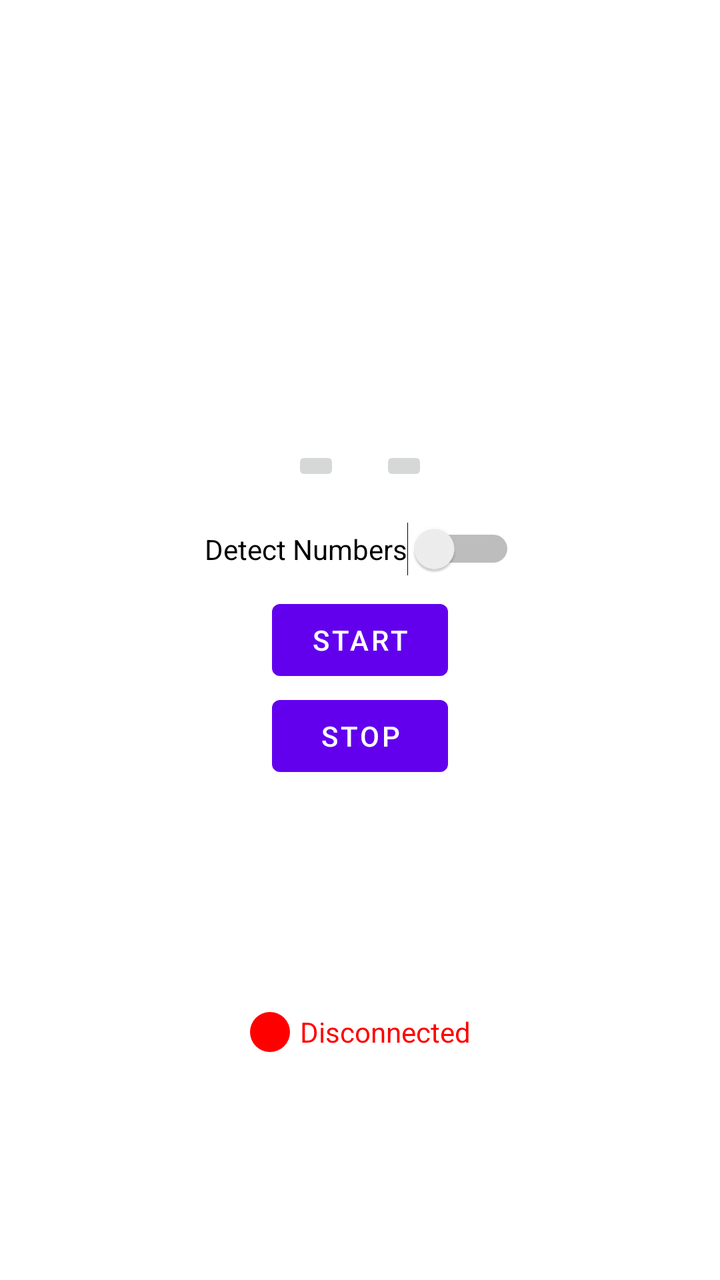
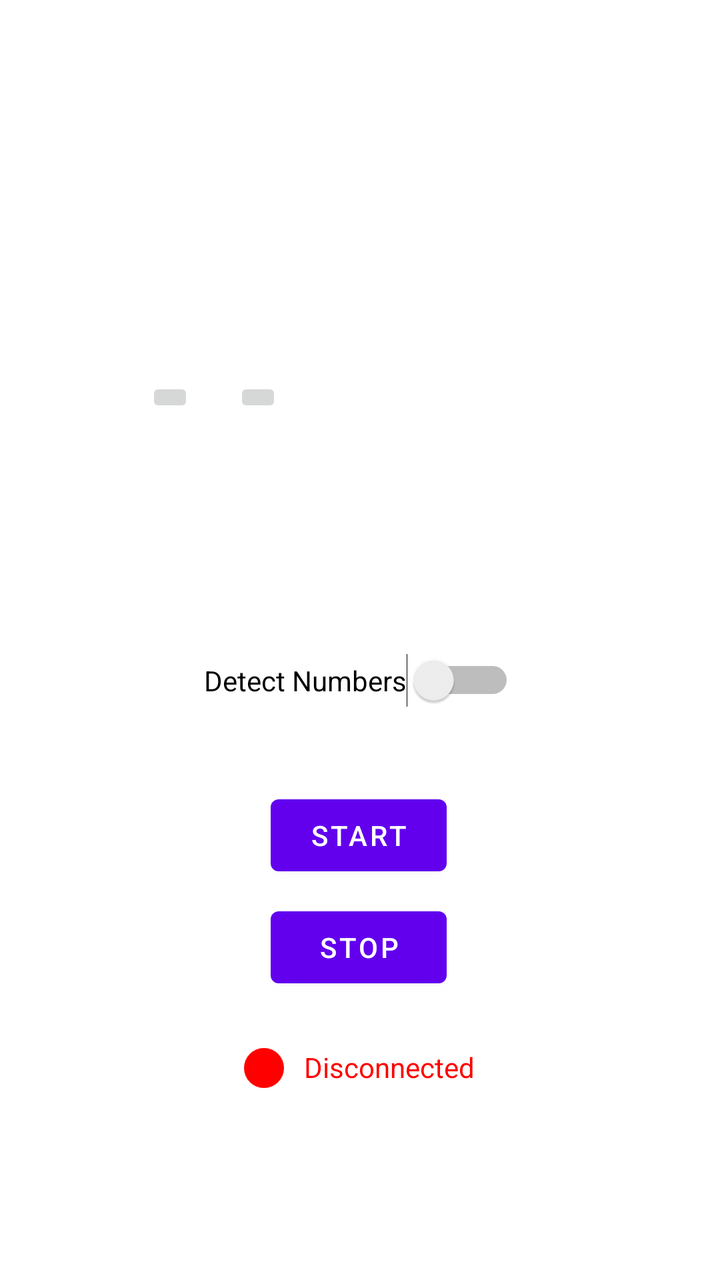

The first picture is an Android layout as it rendered before a commit; the second is the same layout after the commit. The layout source and the unified diff follow.
<!-- AndroidManifest.xml: application theme Theme.ScreenRecorder -->
<!-- res/layout/activity_main.xml -->
<?xml version="1.0" encoding="utf-8"?>
<androidx.constraintlayout.widget.ConstraintLayout xmlns:android="http://schemas.android.com/apk/res/android"
    xmlns:app="http://schemas.android.com/apk/res-auto"
    xmlns:tools="http://schemas.android.com/tools"
    android:layout_width="match_parent"
    android:layout_height="match_parent"
    tools:context=".MainActivity">

    <LinearLayout
        android:id="@+id/linearLayout2"
        android:layout_width="match_parent"
        android:layout_height="wrap_content"
        android:layout_marginTop="50dp"
        android:background="#00000000"
        android:gravity="center"
        android:orientation="horizontal"
        app:layout_constraintEnd_toEndOf="parent"
        app:layout_constraintStart_toStartOf="parent"
        app:layout_constraintTop_toTopOf="parent">

        <ImageView
            android:layout_width="wrap_content"
            android:layout_height="120dp"
            android:scaleX="2.5"
            android:scaleY="2.5"
            android:src="@mipmap/app_logo" />
    </LinearLayout>

    <Button
        android:id="@+id/startButton"
        android:layout_width="wrap_content"
        android:layout_height="wrap_content"
        android:text="START"
        app:layout_constraintBottom_toBottomOf="parent"
        app:layout_constraintEnd_toEndOf="parent"
        app:layout_constraintStart_toStartOf="parent"
        app:layout_constraintTop_toTopOf="parent" />

    <Button
        android:id="@+id/stopButton"
        android:layout_width="wrap_content"
        android:layout_height="wrap_content"
        android:text="STOP"
        app:layout_constraintEnd_toEndOf="parent"
        app:layout_constraintStart_toStartOf="parent"
        app:layout_constraintTop_toBottomOf="@+id/startButton" />

    <LinearLayout
        android:layout_width="wrap_content"
        android:layout_height="wrap_content"
        android:orientation="horizontal"
        app:flow_horizontalGap="5dp"
        app:flow_verticalGap="2dp"
        app:layout_constraintBottom_toBottomOf="parent"
        app:layout_constraintEnd_toEndOf="parent"
        app:layout_constraintStart_toStartOf="parent"
        app:layout_constraintTop_toBottomOf="@+id/stopButton">

        <View
            android:id="@+id/connectionstatusicon"
            android:layout_width="20dp"
            android:layout_height="20dp"
            android:layout_marginEnd="5dp"
            android:background="@drawable/connectionstatusdrawable"
            android:layout_weight="0" />

        <TextView
            android:id="@+id/connectionstatus"
            android:layout_width="wrap_content"
            android:layout_height="wrap_content"
            android:layout_gravity="center_vertical"
            android:layout_weight="0"
            android:gravity="center_vertical"
            android:text="Disconnected"
            android:textColor="#FF0000" />
    </LinearLayout>

    <LinearLayout
        android:id="@+id/linearLayout"
        android:layout_width="wrap_content"
        android:layout_height="wrap_content"
        android:orientation="vertical"
        app:layout_constraintBottom_toTopOf="@+id/startButton"
        app:layout_constraintEnd_toEndOf="parent"
        app:layout_constraintStart_toStartOf="parent"
        app:layout_constraintTop_toBottomOf="@+id/linearLayout2">

        <LinearLayout
            android:layout_width="match_parent"
            android:layout_height="wrap_content"
            android:orientation="horizontal">

                <ImageButton
                    android:id="@+id/huionnotebtn"
                    android:layout_width="wrap_content"
                    android:layout_height="wrap_content"
                    android:src="@mipmap/huion_note"
                    android:layout_margin="10dp"/>







                <ImageButton
                    android:id="@+id/iarvelbtn"
                    android:layout_width="wrap_content"
                    android:layout_height="wrap_content"
                    android:src="@mipmap/iarvel_magic"
                    android:layout_margin="10dp"/>
        </LinearLayout>

    </LinearLayout>

    <Switch
        android:id="@+id/detectNumbers"
        android:layout_width="wrap_content"
        android:layout_height="wrap_content"
        android:text="Detect Numbers"
        app:layout_constraintBottom_toTopOf="@+id/startButton"
        app:layout_constraintEnd_toEndOf="parent"
        app:layout_constraintStart_toStartOf="parent"
        app:layout_constraintTop_toBottomOf="@+id/linearLayout" />

</androidx.constraintlayout.widget.ConstraintLayout>
<!-- resources referenced by this layout -->
<resources>
  <!-- drawable connectionstatusdrawable (drawable) -->
  <?xml version="1.0" encoding="utf-8"?>
  <shape xmlns:android="http://schemas.android.com/apk/res/android">
      <solid android:color="#FF0000" />
      <corners android:radius="300dp" />
  </shape>
  <!-- mipmap app_logo (mipmap-anydpi-v26) -->
  <?xml version="1.0" encoding="utf-8"?>
  <adaptive-icon xmlns:android="http://schemas.android.com/apk/res/android">
      <background android:drawable="@drawable/app_logo_background"/>
      <foreground android:drawable="@mipmap/app_logo_foreground"/>
  </adaptive-icon>
  <!-- mipmap huion_note (mipmap-anydpi-v26) -->
  <?xml version="1.0" encoding="utf-8"?>
  <adaptive-icon xmlns:android="http://schemas.android.com/apk/res/android">
      <background android:drawable="@drawable/huion_note_background"/>
      <foreground android:drawable="@mipmap/huion_note_foreground"/>
  </adaptive-icon>
  <!-- mipmap iarvel_magic (mipmap-anydpi-v26) -->
  <?xml version="1.0" encoding="utf-8"?>
  <adaptive-icon xmlns:android="http://schemas.android.com/apk/res/android">
      <background android:drawable="@drawable/iarvel_magic_background"/>
      <foreground android:drawable="@mipmap/iarvel_magic_foreground"/>
  </adaptive-icon>
  <style name="Theme.ScreenRecorder" parent="Theme.MaterialComponents.DayNight.NoActionBar">
          
          <item name="colorPrimary">@color/purple_500</item>
          <item name="colorPrimaryVariant">@color/purple_700</item>
          <item name="colorOnPrimary">@color/white</item>
          
          <item name="colorSecondary">@color/teal_200</item>
          <item name="colorSecondaryVariant">@color/teal_700</item>
          <item name="colorOnSecondary">@color/black</item>
          
          <item name="android:statusBarColor">?attr/colorPrimaryVariant</item>
          
      </style>
  <!-- drawable app_logo_background: vector/xml drawable (drawable, 4866 chars, omitted) -->
  <!-- drawable huion_note_background: vector/xml drawable (drawable, 4866 chars, omitted) -->
  <!-- drawable iarvel_magic_background: vector/xml drawable (drawable, 4866 chars, omitted) -->
  <color name="purple_500">#FF6200EE</color>
  <color name="purple_700">#FF3700B3</color>
  <color name="white">#FFFFFFFF</color>
  <color name="teal_200">#FF03DAC5</color>
  <color name="teal_700">#FF018786</color>
  <color name="black">#FF000000</color>
</resources>

<!-- the commit's change to res/layout/activity_main.xml (unified diff, before → after) -->
@@ -31,84 +31,92 @@
         android:layout_width="wrap_content"
         android:layout_height="wrap_content"
         android:text="START"
-        app:layout_constraintBottom_toBottomOf="parent"
+        app:layout_constraintBottom_toTopOf="@id/stopButton"
         app:layout_constraintEnd_toEndOf="parent"
+        app:layout_constraintHorizontal_bias="0.498"
         app:layout_constraintStart_toStartOf="parent"
-        app:layout_constraintTop_toTopOf="parent" />
+        app:layout_constraintTop_toBottomOf="@id/detectNumbers"
+        app:layout_constraintVertical_bias="0.726" />
 
     <Button
         android:id="@+id/stopButton"
         android:layout_width="wrap_content"
         android:layout_height="wrap_content"
+        android:layout_marginTop="8dp"
         android:text="STOP"
         app:layout_constraintEnd_toEndOf="parent"
+        app:layout_constraintHorizontal_bias="0.498"
         app:layout_constraintStart_toStartOf="parent"
         app:layout_constraintTop_toBottomOf="@+id/startButton" />
 
     <LinearLayout
-        android:layout_width="wrap_content"
+        android:layout_width="200dp"
         android:layout_height="wrap_content"
+        android:gravity="center_horizontal"
         android:orientation="horizontal"
-        app:flow_horizontalGap="5dp"
+        app:flow_horizontalGap="15dp"
         app:flow_verticalGap="2dp"
         app:layout_constraintBottom_toBottomOf="parent"
         app:layout_constraintEnd_toEndOf="parent"
+        app:layout_constraintHorizontal_bias="0.497"
         app:layout_constraintStart_toStartOf="parent"
-        app:layout_constraintTop_toBottomOf="@+id/stopButton">
+        app:layout_constraintTop_toBottomOf="@+id/stopButton"
+        app:layout_constraintVertical_bias="0.216">
 
         <View
             android:id="@+id/connectionstatusicon"
             android:layout_width="20dp"
             android:layout_height="20dp"
-            android:layout_marginEnd="5dp"
-            android:background="@drawable/connectionstatusdrawable"
-            android:layout_weight="0" />
+            android:layout_weight="0"
+            android:background="@drawable/connectionstatusdrawable" />
 
         <TextView
             android:id="@+id/connectionstatus"
             android:layout_width="wrap_content"
             android:layout_height="wrap_content"
-            android:layout_gravity="center_vertical"
+            android:layout_marginStart="10dp"
             android:layout_weight="0"
             android:gravity="center_vertical"
             android:text="Disconnected"
             android:textColor="#FF0000" />
+
     </LinearLayout>
 
     <LinearLayout
         android:id="@+id/linearLayout"
-        android:layout_width="wrap_content"
-        android:layout_height="wrap_content"
+        android:layout_width="234dp"
+        android:layout_height="108dp"
         android:orientation="vertical"
         app:layout_constraintBottom_toTopOf="@+id/startButton"
         app:layout_constraintEnd_toEndOf="parent"
         app:layout_constraintStart_toStartOf="parent"
-        app:layout_constraintTop_toBottomOf="@+id/linearLayout2">
+        app:layout_constraintTop_toBottomOf="@+id/linearLayout2"
+        app:layout_constraintVertical_bias="0.075">
 
         <LinearLayout
             android:layout_width="match_parent"
             android:layout_height="wrap_content"
             android:orientation="horizontal">
 
-                <ImageButton
-                    android:id="@+id/huionnotebtn"
-                    android:layout_width="wrap_content"
-                    android:layout_height="wrap_content"
-                    android:src="@mipmap/huion_note"
-                    android:layout_margin="10dp"/>
+            <ImageButton
+                android:id="@+id/huionnotebtn"
+                android:layout_width="wrap_content"
+                android:layout_height="wrap_content"
+                android:layout_margin="10dp"
+                android:src="@mipmap/huion_note" />
 
+            
+            
+            
+            
+            
 
-
-
-
-
-
-                <ImageButton
-                    android:id="@+id/iarvelbtn"
-                    android:layout_width="wrap_content"
-                    android:layout_height="wrap_content"
-                    android:src="@mipmap/iarvel_magic"
-                    android:layout_margin="10dp"/>
+            <ImageButton
+                android:id="@+id/iarvelbtn"
+                android:layout_width="wrap_content"
+                android:layout_height="wrap_content"
+                android:layout_margin="10dp"
+                android:src="@mipmap/iarvel_magic" />
         </LinearLayout>
 
     </LinearLayout>
@@ -118,8 +126,11 @@
         android:layout_width="wrap_content"
         android:layout_height="wrap_content"
         android:text="Detect Numbers"
+        android:layout_marginTop="40dp"
+        android:layout_marginBottom="40dp"
         app:layout_constraintBottom_toTopOf="@+id/startButton"
         app:layout_constraintEnd_toEndOf="parent"
+        app:layout_constraintHorizontal_bias="0.498"
         app:layout_constraintStart_toStartOf="parent"
         app:layout_constraintTop_toBottomOf="@+id/linearLayout" />
 
